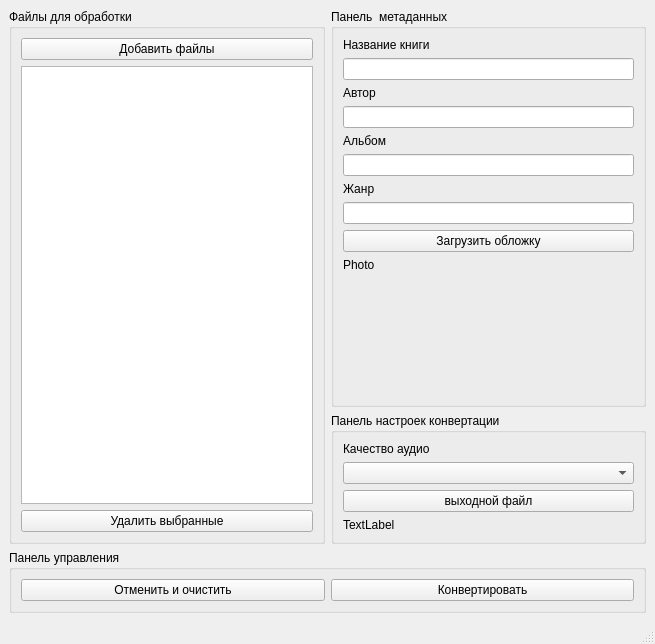
Old version of the form gui/main_window.ui in the repository Alexploy777/audiobook_creator.
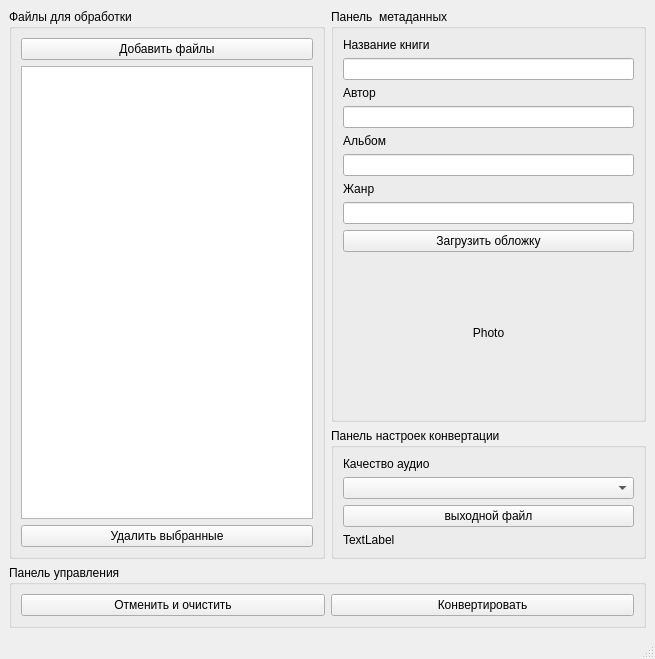
New version of the form.

Commit message:
Функция upload_cover
добавлена функция

Diff of the .ui file:
```diff
--- a/gui/main_window.ui
+++ b/gui/main_window.ui
@@ -7,7 +7,7 @@
     <x>0</x>
     <y>0</y>
     <width>655</width>
-    <height>644</height>
+    <height>659</height>
    </rect>
   </property>
   <property name="windowTitle">
@@ -146,9 +146,18 @@
           <layout class="QGridLayout" name="gridLayout">
            <item row="1" column="0">
             <widget class="QLabel" name="label_cover_of_book">
+             <property name="minimumSize">
+              <size>
+               <width>150</width>
+               <height>150</height>
+              </size>
+             </property>
              <property name="text">
               <string>Photo</string>
              </property>
+             <property name="alignment">
+              <set>Qt::AlignCenter</set>
+             </property>
             </widget>
            </item>
            <item row="0" column="0">
```
The commit also changes 2 other files.
